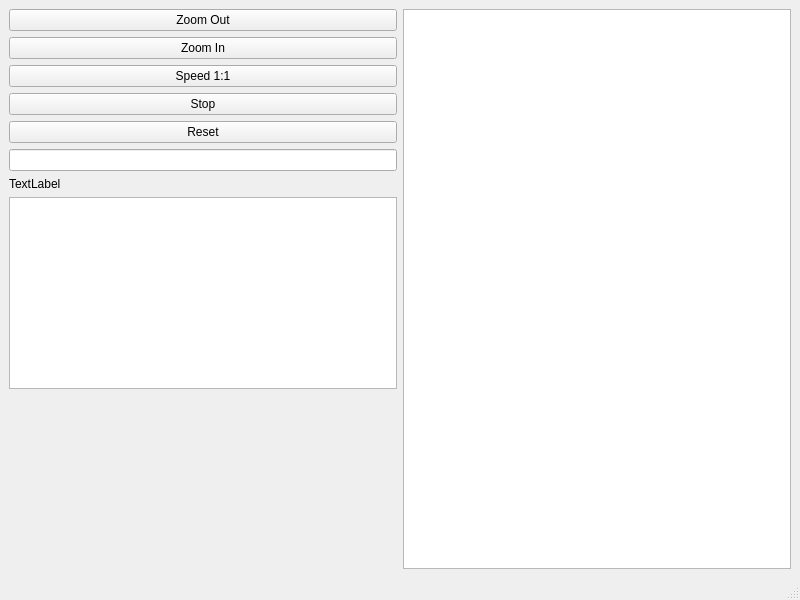
The window that src/mainwindow.ui (tomiju/ICP-BusTracker) describes before a commit, drawn with Qt 5.
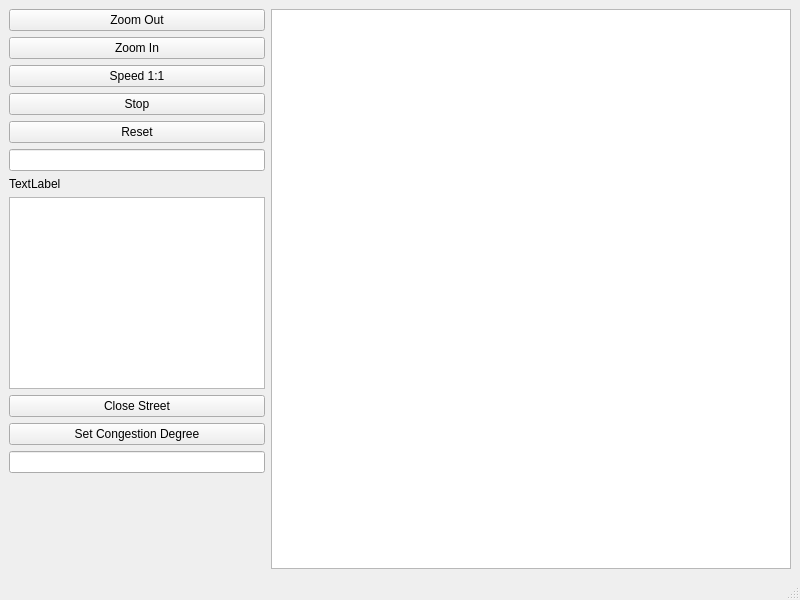
The same window after the commit.

Diff of the .ui file:
```diff
--- a/src/mainwindow.ui
+++ b/src/mainwindow.ui
@@ -65,7 +65,14 @@
        </widget>
       </item>
       <item>
-       <widget class="QLineEdit" name="lineEdit"/>
+       <widget class="QLineEdit" name="lineEdit">
+        <property name="sizePolicy">
+         <sizepolicy hsizetype="Minimum" vsizetype="Fixed">
+          <horstretch>0</horstretch>
+          <verstretch>0</verstretch>
+         </sizepolicy>
+        </property>
+       </widget>
       </item>
       <item>
        <widget class="QLabel" name="TimeLabel">
@@ -77,7 +84,31 @@
       <item>
        <widget class="QListWidget" name="listWidget">
         <property name="sizePolicy">
-         <sizepolicy hsizetype="Minimum" vsizetype="Expanding">
+         <sizepolicy hsizetype="Minimum" vsizetype="Minimum">
+          <horstretch>0</horstretch>
+          <verstretch>0</verstretch>
+         </sizepolicy>
+        </property>
+       </widget>
+      </item>
+      <item>
+       <widget class="QPushButton" name="deleteStreetButton">
+        <property name="text">
+         <string>Close Street</string>
+        </property>
+       </widget>
+      </item>
+      <item>
+       <widget class="QPushButton" name="congestionButton">
+        <property name="text">
+         <string>Set Congestion Degree</string>
+        </property>
+       </widget>
+      </item>
+      <item>
+       <widget class="QLineEdit" name="lineEditCongestion">
+        <property name="sizePolicy">
+         <sizepolicy hsizetype="Minimum" vsizetype="Fixed">
           <horstretch>0</horstretch>
           <verstretch>0</verstretch>
          </sizepolicy>
```
